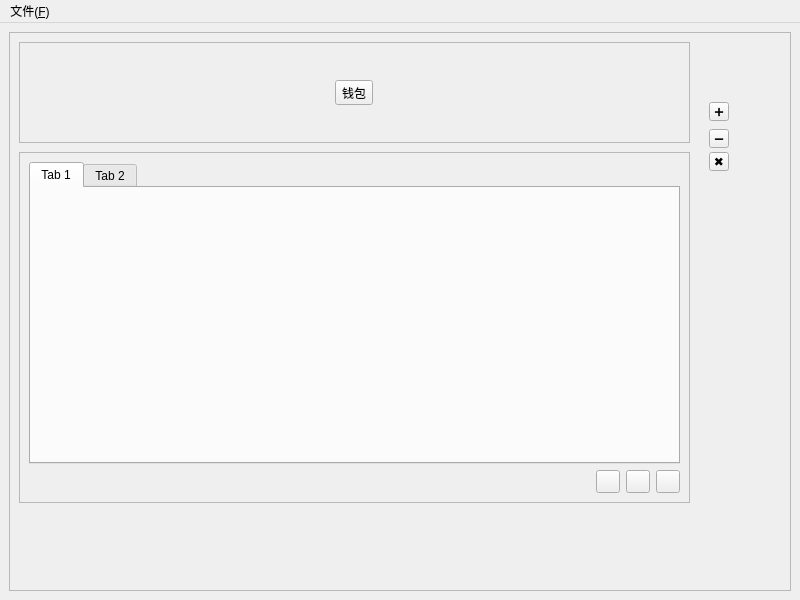
Above: src/Tengu.ui from to1dev/tengu before the change. Below: the same form after it.
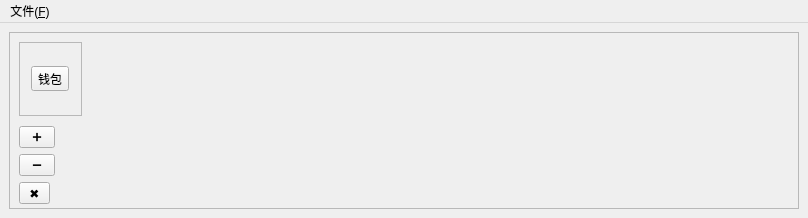
That is the form after the change. Icons and pictures are not drawn.

Commit message: Refactor ui of main window

Patch:
```diff
--- a/src/Tengu.ui
+++ b/src/Tengu.ui
@@ -6,10 +6,16 @@
    <rect>
     <x>0</x>
     <y>0</y>
-    <width>800</width>
-    <height>600</height>
+    <width>808</width>
+    <height>218</height>
    </rect>
   </property>
+  <property name="sizePolicy">
+   <sizepolicy hsizetype="Preferred" vsizetype="Minimum">
+    <horstretch>0</horstretch>
+    <verstretch>0</verstretch>
+   </sizepolicy>
+  </property>
   <property name="windowTitle">
    <string>Tengu</string>
   </property>
@@ -20,73 +26,13 @@
       <property name="frameShape">
        <enum>QFrame::StyledPanel</enum>
       </property>
-      <widget class="QFrame" name="frameContent">
-       <property name="geometry">
-        <rect>
-         <x>10</x>
-         <y>120</y>
-         <width>671</width>
-         <height>351</height>
-        </rect>
-       </property>
-       <property name="frameShape">
-        <enum>QFrame::StyledPanel</enum>
-       </property>
-       <layout class="QVBoxLayout" name="verticalLayout_2">
-        <item>
-         <widget class="QTabWidget" name="tabWidget">
-          <widget class="QWidget" name="tabFirst">
-           <attribute name="title">
-            <string>Tab 1</string>
-           </attribute>
-          </widget>
-          <widget class="QWidget" name="tabSecond">
-           <attribute name="title">
-            <string>Tab 2</string>
-           </attribute>
-          </widget>
-         </widget>
-        </item>
-        <item>
-         <layout class="QHBoxLayout" name="horizontalLayout_4">
-          <item>
-           <widget class="QLabel" name="labelStatus"/>
-          </item>
-          <item>
-           <widget class="QToolButton" name="ButtonFees">
-            <property name="icon">
-             <iconset resource="res/Images.qrc">
-              <normaloff>:/Icons/gas.svg</normaloff>:/Icons/gas.svg</iconset>
-            </property>
-           </widget>
-          </item>
-          <item>
-           <widget class="QToolButton" name="ButtonReset">
-            <property name="icon">
-             <iconset resource="res/Images.qrc">
-              <normaloff>:/Icons/layer.svg</normaloff>:/Icons/layer.svg</iconset>
-            </property>
-           </widget>
-          </item>
-          <item>
-           <widget class="QToolButton" name="ButtonPopup">
-            <property name="icon">
-             <iconset resource="res/Images.qrc">
-              <normaloff>:/Icons/menu.svg</normaloff>:/Icons/menu.svg</iconset>
-            </property>
-           </widget>
-          </item>
-         </layout>
-        </item>
-       </layout>
-      </widget>
       <widget class="QFrame" name="topFrame">
        <property name="geometry">
         <rect>
          <x>10</x>
          <y>10</y>
-         <width>671</width>
-         <height>101</height>
+         <width>63</width>
+         <height>74</height>
         </rect>
        </property>
        <property name="frameShape">
@@ -121,10 +67,10 @@
       <widget class="QToolButton" name="ButtonClose">
        <property name="geometry">
         <rect>
-         <x>700</x>
-         <y>120</y>
-         <width>20</width>
-         <height>19</height>
+         <x>10</x>
+         <y>150</y>
+         <width>31</width>
+         <height>22</height>
         </rect>
        </property>
        <property name="text">
@@ -134,10 +80,10 @@
       <widget class="QToolButton" name="ButtonMin">
        <property name="geometry">
         <rect>
-         <x>700</x>
-         <y>97</y>
-         <width>20</width>
-         <height>19</height>
+         <x>10</x>
+         <y>122</y>
+         <width>36</width>
+         <height>22</height>
         </rect>
        </property>
        <property name="text">
@@ -147,10 +93,10 @@
       <widget class="QToolButton" name="ButtonMax">
        <property name="geometry">
         <rect>
-         <x>700</x>
-         <y>70</y>
-         <width>20</width>
-         <height>19</height>
+         <x>10</x>
+         <y>94</y>
+         <width>36</width>
+         <height>22</height>
         </rect>
        </property>
        <property name="text">
@@ -166,8 +112,8 @@
     <rect>
      <x>0</x>
      <y>0</y>
-     <width>800</width>
-     <height>17</height>
+     <width>808</width>
+     <height>22</height>
     </rect>
    </property>
    <widget class="QMenu" name="menu_File">
```
The commit also changes 1 other file.
